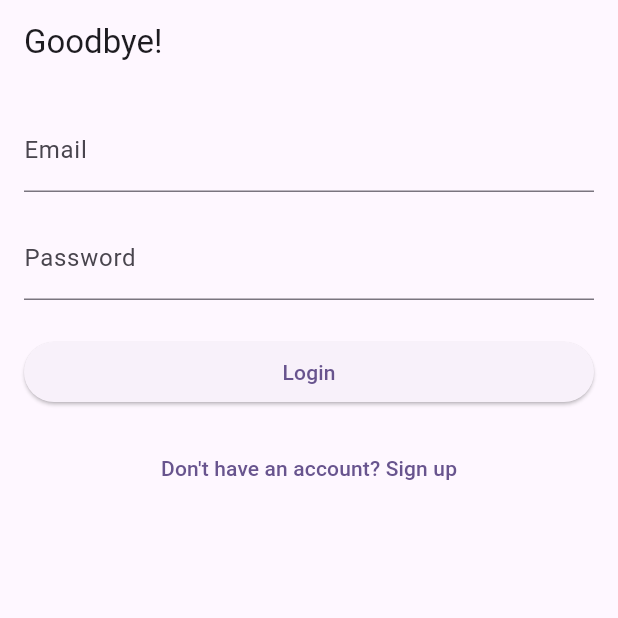
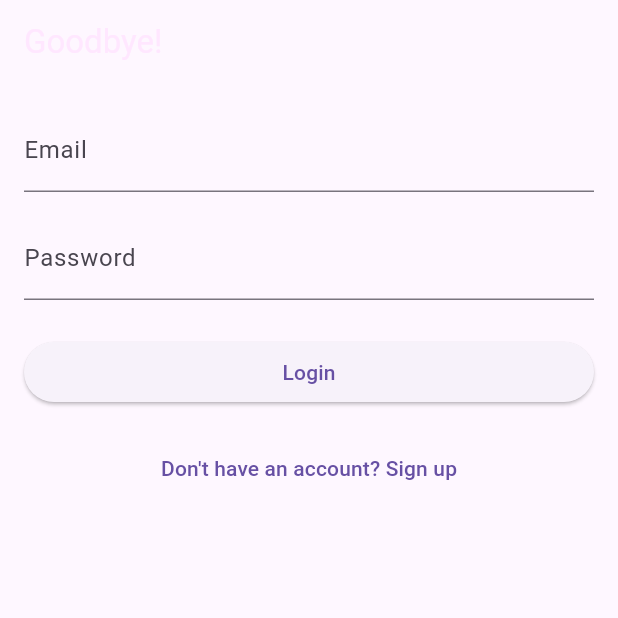
Before and after one commit to sidd68-hub/flutter_clean_architecture, a Flutter app: the screen it shows after launch, on a phone screen of 412 x 824 dp, the top half of it. Run offline on Flutter 3.47's test engine with Material 3 defaults, Android fonts, the phone set to English and light mode, and no system bars; our stand-ins replace bloc, connectivity_plus, dio, equatable, flutter_bloc, flutter_secure_storage and 3 more.

Commit message:
Theme Integrated

```diff
--- a/lib/app.dart
+++ b/lib/app.dart
@@ -1,6 +1,7 @@
 import 'package:flutter/material.dart';
 import 'package:flutter_bloc/flutter_bloc.dart';
 import 'package:flutter_clean_architecture/config/routes/app_routes.dart';
+import 'package:flutter_clean_architecture/config/theme/themes.dart';
 import 'package:flutter_clean_architecture/presentation/bloc/locale/language_bloc.dart';
 import 'package:flutter_clean_architecture/presentation/bloc/locale/language_state.dart';
 import 'package:flutter_clean_architecture/presentation/connectivity/connectivty_check.dart';
@@ -31,10 +32,7 @@ class AppView extends StatelessWidget {
               GlobalCupertinoLocalizations.delegate,
             ],
             title: 'Flutter Demo',
-            theme: ThemeData(
-              colorScheme: ColorScheme.fromSeed(seedColor: Colors.deepPurple),
-              useMaterial3: true,
-            ),
+            theme: firstTheme,
             routerConfig: AppRouter.router,
             debugShowCheckedModeBanner: false,
             builder: (context, child) => ConnectivityListener(child: child!,),
--- /dev/null
+++ b/lib/config/theme/themes.dart
@@ -0,0 +1,24 @@
+import 'package:flutter/material.dart';
+import 'package:flutter_clean_architecture/config/theme/app_schema.dart';
+
+final ThemeData firstTheme = ThemeData(
+  brightness: Brightness.light,
+  extensions: <ThemeExtension<dynamic>>[
+    AppColorScheme(
+      p0: Color(0xFFFFE7FF),
+      p1: Color(0xFFC89EE0),
+      p2: Color(0xFF9867C5),
+    ),
+  ],
+);
+
+final ThemeData darkTealTheme = ThemeData(
+  brightness: Brightness.dark,
+  extensions: const <ThemeExtension<dynamic>>[
+    AppColorScheme(
+      p0: Color(0xFFFDC3FE),
+      p1: Color(0xFF9FE8DF),
+      p2: Color(0xFF4DCBB1),
+    ),
+  ],
+);
--- a/lib/presentation/screen/login/login_screen.dart
+++ b/lib/presentation/screen/login/login_screen.dart
@@ -1,6 +1,7 @@
 import 'package:flutter/material.dart';
 import 'package:flutter_bloc/flutter_bloc.dart';
 import 'package:flutter_clean_architecture/core/di/injector.dart';
+import 'package:flutter_clean_architecture/core/extension/color_extension.dart';
 import 'package:flutter_clean_architecture/core/extension/localization_extension.dart';
 import 'package:flutter_clean_architecture/presentation/bloc/locale/language_bloc.dart';
 import 'package:flutter_clean_architecture/presentation/bloc/locale/language_event.dart';
@@ -29,7 +30,9 @@ class _LoginScreenState extends State<LoginScreen> {
   @override
   Widget build(BuildContext context) {
     return Scaffold(
-      appBar: AppBar(title: Text(context.loc.goodbye)),
+      appBar: AppBar(title: Text(context.loc.goodbye,style: TextStyle(
+        color: context.appColors.p0
+      ),)),
       body: Padding(
         padding: const EdgeInsets.all(16),
         child: BlocConsumer<LoginBloc, LoginState>(
```
Also changed, not shown: lib/config/theme/app_schema.dart (added, +30 -0 lines), lib/config/theme/app_theme.dart (deleted, +0 -8 lines), lib/core/extension/color_extension.dart (added, +10 -0 lines).
